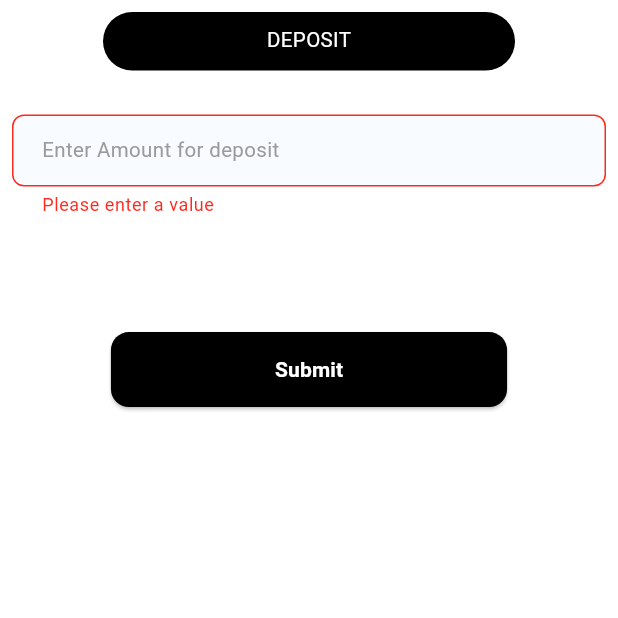
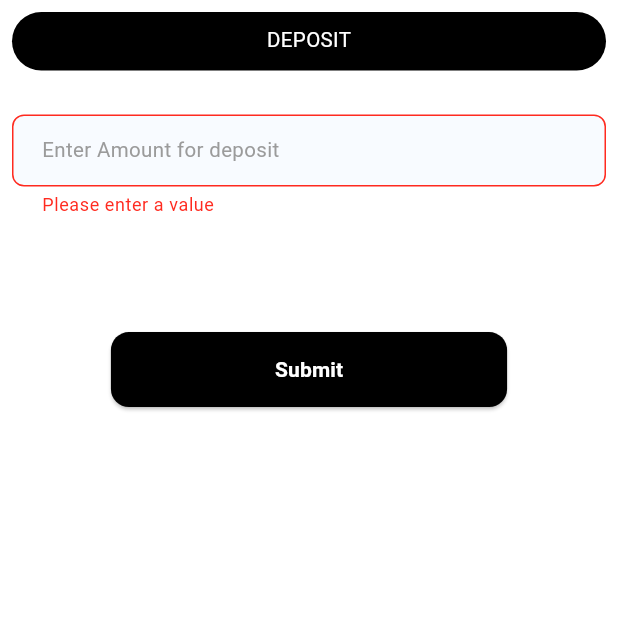
Before and after one commit to mentorPerfecto/veegil-accessment, a Flutter app: the WalletActionScreen screen opened directly with empty values, after a tap on "Submit", on a phone screen of 412 x 824 dp, the top half of it. Run offline on Flutter 3.47's test engine with Material 3 defaults, Android fonts, the phone set to English and light mode, and no system bars; our stand-ins replace bot_toast, cached_network_image, dio, flutter_riverpod, flutter_screenutil, flutter_svg and 4 more; accounts and stored records are empty; network calls fail; Roboto replaces fonts that are missing (Campton); statements that could not run were skipped.

Commit message:
chore: code refactor

```diff
--- a/lib/view/components/wallet_action_screen.dart
+++ b/lib/view/components/wallet_action_screen.dart
@@ -35,7 +35,6 @@ class _WalletActionScreenState extends ConsumerState<WalletActionScreen> {
               alignment: Alignment.center,
               child: Container(
                 height: 40.h,
-                width: MediaQuery.of(context).size.width / 1.5,
                 decoration: BoxDecoration(
                   color: Colors.black,
                   borderRadius: BorderRadius.circular(30.0),
@@ -45,6 +44,11 @@ class _WalletActionScreenState extends ConsumerState<WalletActionScreen> {
                 ),
               ),
             ),
+            provider.isGettingTrx
+                ? SizedBox(height: 400.h,
+                child: const Center(child: CircularProgressIndicator()))
+                :Column(
+              children: [
                 SizedBox(
                   height: 15.h,
                 ),
@@ -59,9 +63,7 @@ class _WalletActionScreenState extends ConsumerState<WalletActionScreen> {
                 SizedBox(
                   height: 70.h,
                 ),
-            provider.isGettingTrx
-                ? const Center(child: CircularProgressIndicator())
-                : SizedBox(
+                 SizedBox(
                         height: 50,
                         width: double.infinity,
                         child: Center(
@@ -79,9 +81,17 @@ class _WalletActionScreenState extends ConsumerState<WalletActionScreen> {
                             ///check if the validation is successful
                             onPressed: () async {
                               if (formKey.currentState!.validate()) {
-                            widget.walletAction == WalletAction.withdrawal ?
-                            provider.withdraw(context, amountController.text):
+                                if (  widget.walletAction == WalletAction.withdrawal ) {
+
+                                  if(double.parse(amountController.text.toString()) <= double.parse(provider.acctBalance!.balance.toString())){
+                                    provider.withdraw(context, amountController.text);
+                                  } else {
+                                    showToast(msg: "Can't withdraw more than NGN ${UtilFunctions.formatAmount(double.parse(provider.acctBalance!.balance.toString()))}", isError: true);
+                                  }
+
+                                } else {
                                   provider.transfer(context, amountController.text);
+                                }
                               }
                                   },
                             child: const Text(
@@ -99,6 +109,8 @@ class _WalletActionScreenState extends ConsumerState<WalletActionScreen> {
                 ),
               ],
             ),
+          ],
+        ),
       ),
     );
   }
--- a/lib/view/screens/dashboard/dashboard_screen.dart
+++ b/lib/view/screens/dashboard/dashboard_screen.dart
@@ -37,9 +37,10 @@ class _DashboardScreenState extends ConsumerState<DashboardScreen> {
       appBar: AppBar(
         automaticallyImplyLeading: false,
         title: Column(
+          mainAxisAlignment: MainAxisAlignment.end,
           children: [
             const TextView(text: "Balance"),
-            TextView(text: "NGN ${UtilFunctions.formatAmount(double.parse((provider.acctBalance!.balance ?? 0 ).toString()))}", fontSize: 30,),
+            TextView(text: "NGN ${UtilFunctions.formatAmount(double.parse((provider.acctBalance!.balance ?? 0 ).toString()))}", fontSize: 30, fontWeight: FontWeight.bold,),
           ],
         ),
       ),
```
Also changed, not shown: lib/view/components/trx_item_design.dart (+16 -7 lines). Lines whose indentation alone changed are shown as unchanged.
